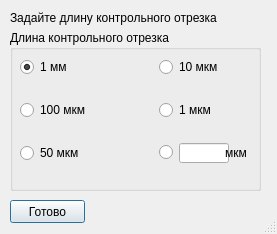
Before: the Qt Designer form setscaledialog.ui in AlexVedun/AreaPixAnalizerQt, drawn with Qt 5.
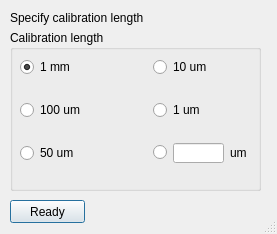
After: the same form once the commit is applied. Icons and pictures are not drawn.

The edit to the form file:
```diff
--- a/setscaledialog.ui
+++ b/setscaledialog.ui
@@ -54,7 +54,7 @@
     </rect>
    </property>
    <property name="text">
-    <string>Готово</string>
+    <string>Ready</string>
    </property>
   </widget>
   <widget class="QGroupBox" name="groupBox">
@@ -67,7 +67,7 @@
     </rect>
    </property>
    <property name="title">
-    <string>Длина контрольного отрезка</string>
+    <string>Calibration length</string>
    </property>
    <property name="flat">
     <bool>false</bool>
@@ -91,14 +91,14 @@
      <item row="0" column="1">
       <widget class="QRadioButton" name="radioButton_4">
        <property name="text">
-        <string>10 мкм</string>
+        <string>10 um</string>
        </property>
       </widget>
      </item>
      <item row="0" column="0">
       <widget class="QRadioButton" name="radioButton_1">
        <property name="text">
-        <string>1 мм</string>
+        <string>1 mm</string>
        </property>
        <property name="checked">
         <bool>true</bool>
@@ -108,21 +108,21 @@
      <item row="1" column="0">
       <widget class="QRadioButton" name="radioButton_2">
        <property name="text">
-        <string>100 мкм</string>
+        <string>100 um</string>
        </property>
       </widget>
      </item>
      <item row="2" column="0">
       <widget class="QRadioButton" name="radioButton_3">
        <property name="text">
-        <string>50 мкм</string>
+        <string>50 um</string>
        </property>
       </widget>
      </item>
      <item row="1" column="1">
       <widget class="QRadioButton" name="radioButton_5">
        <property name="text">
-        <string>1 мкм</string>
+        <string>1 um</string>
        </property>
       </widget>
      </item>
@@ -172,7 +172,7 @@
        <item>
         <widget class="QLabel" name="label_2">
          <property name="text">
-          <string>мкм</string>
+          <string>um</string>
          </property>
         </widget>
        </item>
@@ -195,7 +195,7 @@
     </rect>
    </property>
    <property name="text">
-    <string>Задайте длину контрольного отрезка</string>
+    <string>Specify calibration length</string>
    </property>
    <property name="scaledContents">
     <bool>false</bool>
```
Left out of the diff: 2 changed lines with no effect on the pictures.
